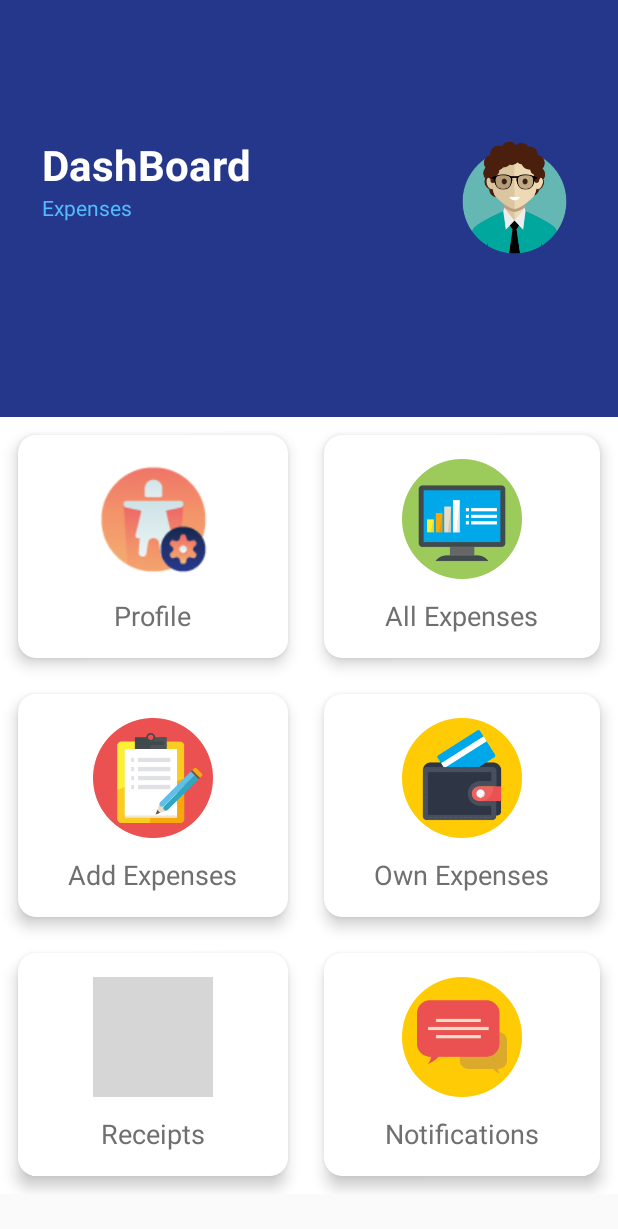
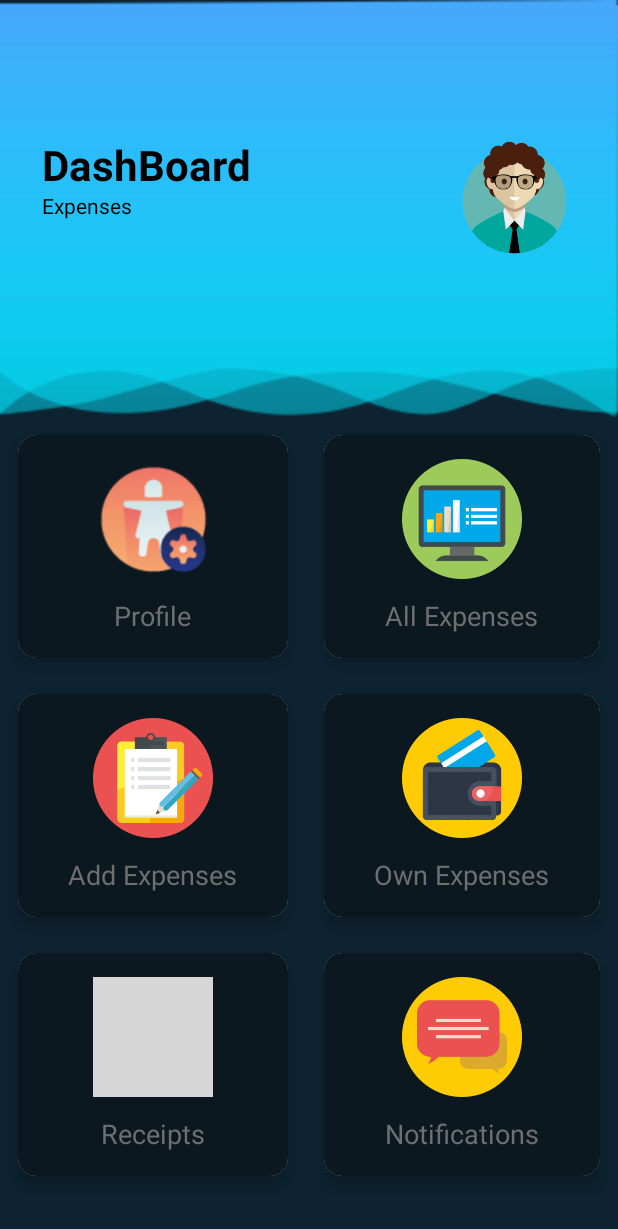
Before and after one commit to Hummer97/EMS_Android_Project, an Android app: the Dashboard screen opened directly, with no data from a screen before it, on a phone screen of 412 x 824 dp. Shown: the top 1229 px of the screen. Run offline under Robolectric (Android 15) with nearby library versions, the phone set to English and light mode, and no system bars; our stand-ins replace Firebase (no records; nobody signed in at launch, a user with empty details on screens opened directly); grey boxes are pictures that could not be loaded.

Commit message:
User Authentication, Registration_Form, LogIn all work done using firebase

```diff
--- a/app/build.gradle
+++ b/app/build.gradle
@@ -3,7 +3,7 @@ apply plugin: 'com.google.gms.google-services'
 
 android {
     compileSdkVersion 29
-    buildToolsVersion "29.0.1"
+    buildToolsVersion "29.0.2"
     defaultConfig {
         applicationId "com.roy.Expenses_Management_System"
         minSdkVersion 16
@@ -37,6 +37,9 @@ dependencies {
     //Firebase Database connectivity
     implementation 'com.google.firebase:firebase-database:19.3.0'
 
+    //Firebase User Authentication connectivity
+    implementation 'com.google.firebase:firebase-auth:19.3.0'
+
     //Crash report
     //implementation 'com.crashlytics.sdk.android:crashlytics:2.10.1'
 
--- a/app/src/main/java/com/roy/Expenses_Management_System/Activities/Dashboard.java
+++ b/app/src/main/java/com/roy/Expenses_Management_System/Activities/Dashboard.java
@@ -1,5 +1,6 @@
 package com.roy.Expenses_Management_System.Activities;
 
+import androidx.annotation.NonNull;
 import androidx.appcompat.app.AppCompatActivity;
 
 import android.content.Intent;
@@ -7,7 +8,10 @@ import android.os.Bundle;
 import android.view.View;
 import android.widget.LinearLayout;
 
+import com.google.firebase.auth.FirebaseAuth;
 import com.roy.Expenses_Management_System.R;
+
+import java.time.Instant;
 
 public class Dashboard extends AppCompatActivity {
 
@@ -15,6 +19,8 @@ public class Dashboard extends AppCompatActivity {
     private View allExpense;
     private View profile;
     private View news;
+    private FirebaseAuth mAuth;
+    private FirebaseAuth.AuthStateListener mAuthListener;
 
     @Override
     protected void onCreate(Bundle savedInstanceState) {
@@ -24,6 +30,31 @@ public class Dashboard extends AppCompatActivity {
         allExpense = (LinearLayout) findViewById(R.id.allExpense);
         profile = (LinearLayout) findViewById(R.id.profile);
         news = (LinearLayout) findViewById(R.id.News);
+
+        mAuth = FirebaseAuth.getInstance();
+        mAuthListener = new FirebaseAuth.AuthStateListener() {
+            @Override
+            public void onAuthStateChanged(@NonNull FirebaseAuth firebaseAuth) {
+                if(firebaseAuth.getCurrentUser() == null)
+                {
+                    Intent loginIntent = new Intent(Dashboard.this, Login_page.class);
+                     loginIntent.addFlags(Intent.FLAG_ACTIVITY_CLEAR_TOP);
+                     startActivity(loginIntent);
+                }
+            }
+        };
+    }
+
+//    @Override
+//    protected void onStop() {
+//        super.onStop();
+//    }
+//
+       @Override
+       protected void onStart() {
+           super.onStart();
+
+           mAuth.addAuthStateListener(mAuthListener);
 
            profile.setOnClickListener(new View.OnClickListener() {
                @Override
@@ -55,16 +86,6 @@ public class Dashboard extends AppCompatActivity {
                }
            });
         }
-
-//    @Override
-//    protected void onStop() {
-//        super.onStop();
-//    }
-//
-//    @Override
-//    protected void onStart() {
-//        super.onStart();
-//    }
 //
 //    @Override
 //    protected void onPostResume() {
--- a/app/src/main/java/com/roy/Expenses_Management_System/Activities/MainActivity.java
+++ b/app/src/main/java/com/roy/Expenses_Management_System/Activities/MainActivity.java
@@ -33,6 +33,7 @@ public class MainActivity extends AppCompatActivity {
                 startActivity(intent);
             }
         });
+
     }
 
 //    @Override
--- a/app/src/main/res/layout/activity_dashboard.xml
+++ b/app/src/main/res/layout/activity_dashboard.xml
@@ -4,18 +4,19 @@
     xmlns:tools="http://schemas.android.com/tools"
     android:layout_width="match_parent"
     android:layout_height="match_parent"
+    android:background="#0D2331"
     tools:context="com.roy.Expenses_Management_System.Activities.Dashboard">
 
     <LinearLayout
         android:layout_width="match_parent"
         android:layout_height="match_parent"
-        android:background="#FFFFFF"
+        android:background="#0D2331"
         android:orientation="vertical">
 
         <androidx.constraintlayout.widget.ConstraintLayout
             android:layout_width="match_parent"
             android:layout_height="278dp"
-            android:background="#25378A">
+            android:background="@drawable/dash_board_top_bg">
 
             <androidx.constraintlayout.widget.Guideline
                 android:id="@+id/guideline6"
@@ -39,7 +40,7 @@
                     android:layout_width="wrap_content"
                     android:layout_height="wrap_content"
                     android:text="DashBoard"
-                    android:textColor="#ffff"
+                    android:textColor="#000000"
                     android:textSize="28sp"
                     android:textStyle="bold"></TextView>
 
@@ -47,8 +48,13 @@
                     android:layout_width="wrap_content"
                     android:layout_height="wrap_content"
                     android:layout_below="@+id/dashBoardId"
+                    android:layout_alignParentStart="true"
+                    android:layout_alignParentLeft="true"
+                    android:layout_marginStart="0dp"
+                    android:layout_marginLeft="0dp"
+                    android:layout_marginTop="-1dp"
                     android:text="Expenses"
-                    android:textColor="#52BAFF"></TextView>
+                    android:textColor="#000000"></TextView>
 
                 <ImageView
                     android:layout_width="82dp"
@@ -73,6 +79,7 @@
                 android:layout_height="wrap_content"
                 android:layout_rowWeight="1"
                 android:layout_columnWeight="1"
+                android:background="#0B1820"
                 android:layout_margin="12dp"
                 app:cardCornerRadius="12dp"
                 app:cardElevation="6dp">
@@ -82,6 +89,7 @@
                     android:layout_width="match_parent"
                     android:layout_height="match_parent"
                     android:gravity="center"
+                    android:background="#0B1820"
                     android:orientation="vertical"
                     android:padding="16dp">
 
@@ -108,6 +116,7 @@
                 android:layout_height="wrap_content"
                 android:layout_rowWeight="1"
                 android:layout_columnWeight="1"
+                android:background="#0B1820"
                 android:layout_margin="12dp"
                 app:cardCornerRadius="12dp"
                 app:cardElevation="6dp">
@@ -117,6 +126,7 @@
                     android:layout_width="match_parent"
                     android:layout_height="match_parent"
                     android:gravity="center"
+                    android:background="#0B1820"
                     android:orientation="vertical"
                     android:padding="16dp">
 
@@ -142,6 +152,7 @@
                 android:layout_height="wrap_content"
                 android:layout_rowWeight="1"
                 android:layout_columnWeight="1"
+                android:background="#0B1820"
                 android:layout_margin="12dp"
                 app:cardCornerRadius="12dp"
                 app:cardElevation="6dp">
@@ -151,6 +162,7 @@
                     android:layout_width="match_parent"
                     android:layout_height="match_parent"
                     android:gravity="center"
+                    android:background="#0B1820"
                     android:orientation="vertical"
                     android:padding="16dp">
 
@@ -176,6 +188,7 @@
                 android:layout_height="wrap_content"
                 android:layout_rowWeight="1"
                 android:layout_columnWeight="1"
+                android:background="#0B1820"
                 android:layout_margin="12dp"
                 app:cardCornerRadius="12dp"
                 app:cardElevation="6dp">
@@ -184,6 +197,7 @@
                     android:layout_width="match_parent"
                     android:layout_height="match_parent"
                     android:gravity="center"
+                    android:background="#0B1820"
                     android:orientation="vertical"
                     android:padding="16dp">
 
@@ -209,6 +223,7 @@
                 android:layout_height="wrap_content"
                 android:layout_rowWeight="1"
                 android:layout_columnWeight="1"
+                android:background="#0B1820"
                 android:layout_margin="12dp"
                 app:cardCornerRadius="12dp"
                 app:cardElevation="6dp">
@@ -217,6 +232,7 @@
                     android:layout_width="match_parent"
                     android:layout_height="match_parent"
                     android:gravity="center"
+                    android:background="#0B1820"
                     android:orientation="vertical"
                     android:padding="16dp">
 
@@ -242,6 +258,7 @@
                 android:layout_height="wrap_content"
                 android:layout_rowWeight="1"
                 android:layout_columnWeight="1"
+                android:background="#0B1820"
                 android:layout_margin="12dp"
                 app:cardCornerRadius="12dp"
                 app:cardElevation="6dp">
@@ -251,6 +268,7 @@
                     android:layout_width="match_parent"
                     android:layout_height="match_parent"
                     android:gravity="center"
+                    android:background="#0B1820"
                     android:orientation="vertical"
                     android:padding="16dp">
 
--- a/app/src/main/res/layout/activity_login_page.xml
+++ b/app/src/main/res/layout/activity_login_page.xml
@@ -32,7 +32,7 @@
         app:srcCompat="@mipmap/login_logo" />
 
     <EditText
-        android:id="@+id/lg_userid"
+        android:id="@+id/lg_userId"
         android:layout_width="wrap_content"
         android:layout_height="wrap_content"
         android:layout_marginStart="16dp"
@@ -43,7 +43,7 @@
         android:backgroundTint="@color/colorWhite"
         android:ems="12"
         android:hint="User ID"
-        android:inputType="textPersonName"
+        android:inputType="textEmailAddress"
         android:paddingTop="10dp"
         android:paddingRight="5dp"
         android:paddingBottom="15dp"
@@ -73,7 +73,7 @@
         android:textColorHint="#F4F3F3"
         app:layout_constraintEnd_toEndOf="parent"
         app:layout_constraintStart_toStartOf="parent"
-        app:layout_constraintTop_toBottomOf="@+id/lg_userid" />
+        app:layout_constraintTop_toBottomOf="@+id/lg_userId" />
 
     <Button
         android:id="@+id/lg_btn"
--- a/app/src/main/res/values/colors.xml
+++ b/app/src/main/res/values/colors.xml
@@ -33,4 +33,7 @@
     <color name="intro_title_color">#000000</color>
     <color name="intro_description_color">#656565</color>
 
+    //--------------DashBoard Transparent---------------
+    <color name="dashboard_icon_transparent">#03000000</color>
+
 </resources>
--- a/build.gradle
+++ b/build.gradle
@@ -7,7 +7,7 @@ buildscript {
 
     }
     dependencies {
-        classpath 'com.android.tools.build:gradle:4.0.0'
+        classpath 'com.android.tools.build:gradle:4.0.1'
         classpath 'com.google.gms:google-services:4.3.3'
 
         // NOTE: Do not place your application dependencies here; they belong
```
Also changed, not shown: app/src/main/java/com/roy/Expenses_Management_System/Activities/Create_Group.java (+3 -66 lines), app/src/main/java/com/roy/Expenses_Management_System/Activities/Login_page.java (+92 -5 lines), app/src/main/java/com/roy/Expenses_Management_System/Activities/Registration_Form.java (+36 -11 lines), app/src/main/java/com/roy/Expenses_Management_System/Models/RegesterUser.java (+2 -9 lines), app/src/main/res/drawable/dash_board_top_bg.png (added). Lines whose indentation alone changed are shown as unchanged.
